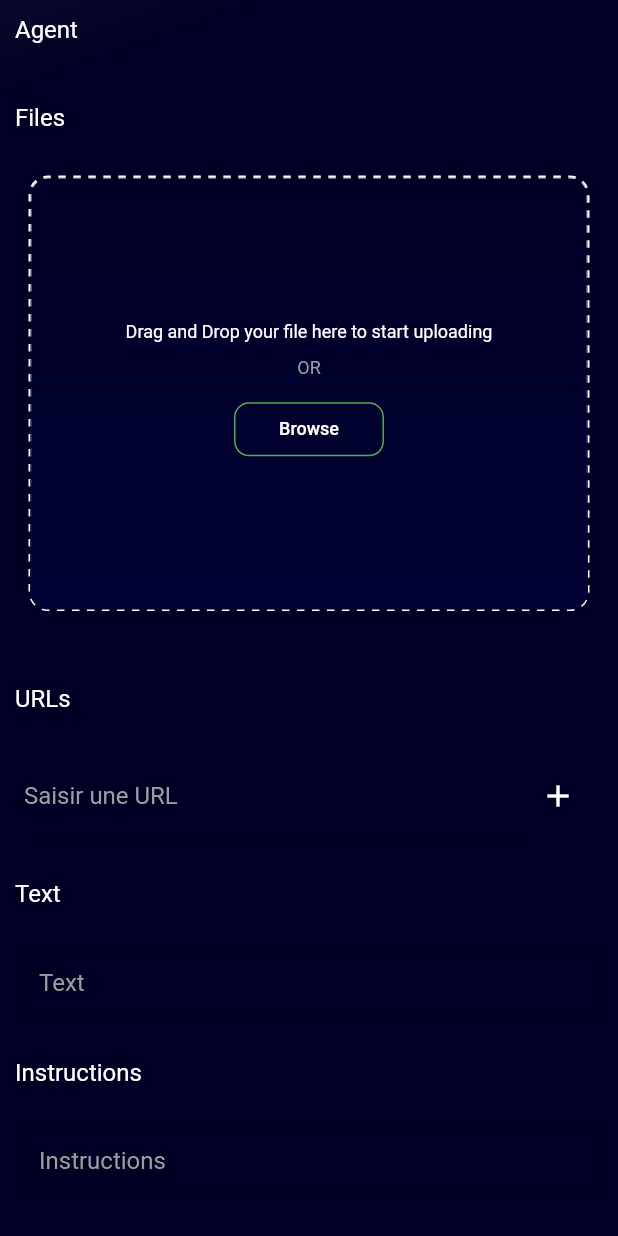
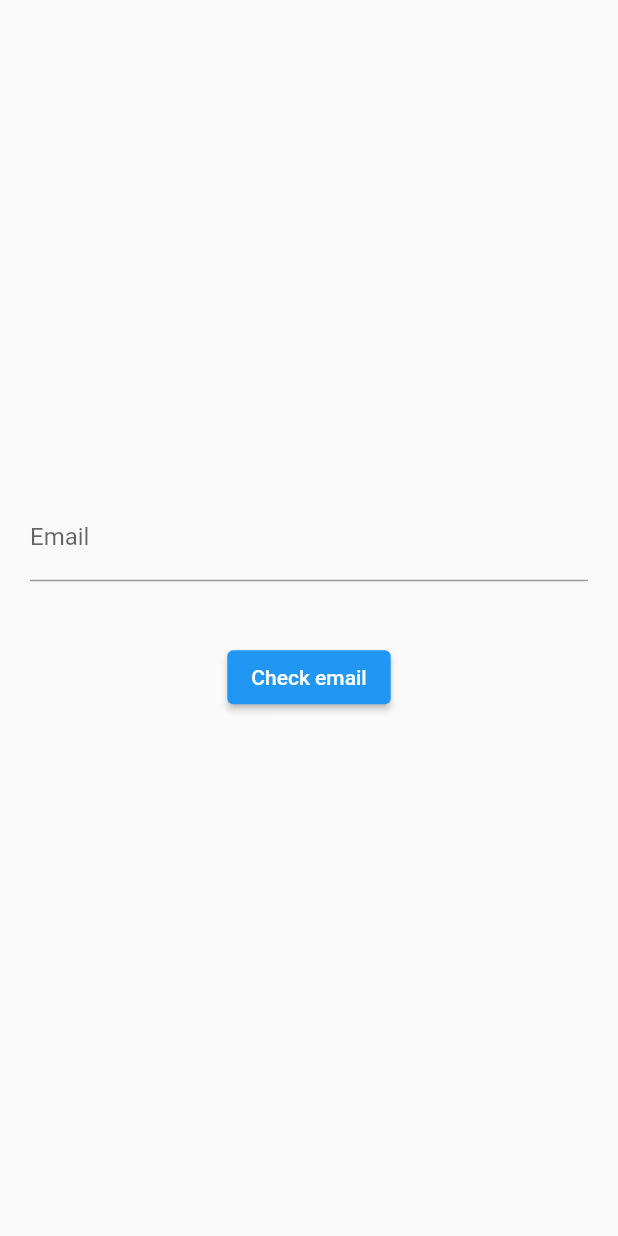
Before and after one commit to Nathanf22/helpgenius, a Flutter app: the screen it shows after launch, on a phone screen of 412 x 824 dp. Run offline on Flutter 3.47's test engine with Material 2 defaults, Android fonts, the phone set to English and light mode, and no system bars; drawn by our look-alikes of dotted_border; our stand-ins replace file_picker; missing offline and left inert: desktop_drop, requests.

Commit message:
Added alphaTester login and test message load in initState()

```diff
--- a/lib/main.dart
+++ b/lib/main.dart
@@ -1,4 +1,6 @@
 import 'package:helpgenius/model/data.dart';
+import 'package:helpgenius/model/global_params.dart';
+import 'package:helpgenius/views/email_auth_view.dart';
 import 'package:helpgenius/views/home_view.dart';
 import 'package:helpgenius/views/left_sidebar_view.dart';
 import 'package:flutter/material.dart';
@@ -77,7 +79,7 @@ class _MyHomePageState extends State<MyHomePage> {
       //   // the App.build method, and use it to set our appbar title.
       //   title: Text(widget.title),
       // ),
-      body: Row(
+      body: authenticated ? Row(
           children: [
             // Le left_sidebar
             LeftSidebarView(refreshParent: refresh,),
@@ -86,7 +88,8 @@ class _MyHomePageState extends State<MyHomePage> {
               child: HomeView(widget: widgetToDisplay,)),
 
           ],
-        ),
+        ):
+         EmailAuthVerificationView(refreshParent: refresh,),
       // floatingActionButton: FloatingActionButton(
       //   onPressed: _incrementCounter,
       //   tooltip: 'Increment',
--- a/lib/model/global_params.dart
+++ b/lib/model/global_params.dart
@@ -1,2 +1,4 @@
-// String baseUrl = 'http://localhost:8000';
-String baseUrl = "https://helpgenius-api-iai7unx7la-uc.a.run.app";
+String baseUrl = 'http://localhost:8000';
+// String baseUrl = "https://helpgenius-api-iai7unx7la-uc.a.run.app";
+bool authenticated = false;
+String email = '';
--- a/lib/views/agent_view.dart
+++ b/lib/views/agent_view.dart
@@ -1,6 +1,4 @@
 import 'package:flutter/material.dart';
-import 'package:flutter/src/widgets/framework.dart';
-import 'package:flutter/src/widgets/placeholder.dart';
 import 'package:helpgenius/services/snackbar.dart';
 import 'package:helpgenius/views/components/custom_button2.dart';
 import 'package:helpgenius/viewsModel/agent_view_model.dart';
--- /dev/null
+++ b/lib/views/email_auth_view.dart
@@ -0,0 +1,100 @@
+import 'package:flutter/material.dart';
+import 'package:helpgenius/model/global_params.dart';
+import 'package:helpgenius/services/snackbar.dart';
+import 'package:helpgenius/viewsModel/email_auth_view_model.dart';
+
+class EmailAuthVerificationView extends StatefulWidget {
+  final VoidCallback refreshParent;
+  const EmailAuthVerificationView({super.key, required this.refreshParent});
+  @override
+  State<EmailAuthVerificationView> createState() => _EmailAuthVerificationViewState();
+}
+
+class _EmailAuthVerificationViewState extends State<EmailAuthVerificationView> {
+  final EmailAuthViewModel viewModel = EmailAuthViewModel();
+  TextEditingController emailController = TextEditingController();
+  TextEditingController otpController = TextEditingController();
+  bool emailExists = false;
+  String userEmail = '';
+
+  @override
+  void initState() {
+    super.initState();
+    // Initialize the package
+    // emailAuth.config(data);
+  }
+
+  @override
+  Widget build(BuildContext context) {
+    return Padding(
+        padding: const EdgeInsets.all(20.0),
+        child: Column(
+          mainAxisAlignment: MainAxisAlignment.center,
+          crossAxisAlignment: CrossAxisAlignment.center,
+          children: [
+            TextField(
+              controller: emailController,
+              keyboardType: TextInputType.emailAddress,
+              decoration: const InputDecoration(
+                labelText: 'Email',
+                hintText: 'Enter your email',
+              ),
+            ),
+            const SizedBox(height: 20),
+            if (emailExists)
+              TextField(
+                obscureText: true,
+                controller: otpController,
+                keyboardType: TextInputType.number,
+                decoration: const InputDecoration(
+                  labelText: 'Password',
+                  hintText: 'Enter Password',
+                ),
+              ),
+            const SizedBox(height: 20),
+            emailExists ? const Text("You are an alpha tester")
+            :
+            ElevatedButton(
+              onPressed: ()  async{
+                // Verifier si l'email existe
+                userEmail = emailController.text;
+                bool result = await viewModel.emailExists(userEmail);
+                if(result){
+                  setState(() {
+                      emailExists = true;
+                  });
+
+                }
+                else{
+                  showErrorSnackBar(context, "You are not an alpha tester: please contact admin");
+                }
+
+              },
+              child: const Text('Check email'),
+            ),
+            const SizedBox(height: 20),
+            if (emailExists)
+              ElevatedButton(
+                onPressed: () async{
+                  // Vérifier le code OTP
+                  String password= otpController.text;
+                  userEmail = emailController.text;
+                  bool result = await viewModel.passwordMatch(userEmail, password);
+                  if(result){
+                    authenticated = true;
+                    email = userEmail;
+                    widget.refreshParent();
+                  }
+                  else{
+                    showErrorSnackBar(context, "Incorrect password, please retry");
+                  }
+
+
+                },
+                child: const Text('Verify'),
+              ),
+          ],
+        ),
+      );
+  }
+}
--- /dev/null
+++ b/lib/viewsModel/email_auth_view_model.dart
@@ -0,0 +1,11 @@
+import 'package:helpgenius/model/auth_model.dart';
+
+class EmailAuthViewModel{
+  Future<bool> emailExists(String email) async{
+    return await AuthModel().checkEmail(email);
+  }
+
+  Future<bool> passwordMatch(String email, String password) async{
+    return await AuthModel().checkEmailPassword(email, password);
+  }
+}
--- a/lib/viewsModel/test_view_model.dart
+++ b/lib/viewsModel/test_view_model.dart
@@ -1,8 +1,9 @@
+import 'package:helpgenius/model/global_params.dart';
 import 'package:helpgenius/model/message_model.dart';
 import 'package:helpgenius/viewsModel/agent_view_model.dart';
 
 class TestViewModel{
-  String userID = "sikatinathan@gmail.com";
+  String userID = email;
   Future<ChatMessage> sendMessage(int agentID, String message) async{
     return await MessageModel().sendMessage(agentID, userID, message);
   }
```
Also changed, not shown: lib/model/auth_model.dart (added, +47 -0 lines), lib/views/test_view.dart (+7 -0 lines).
